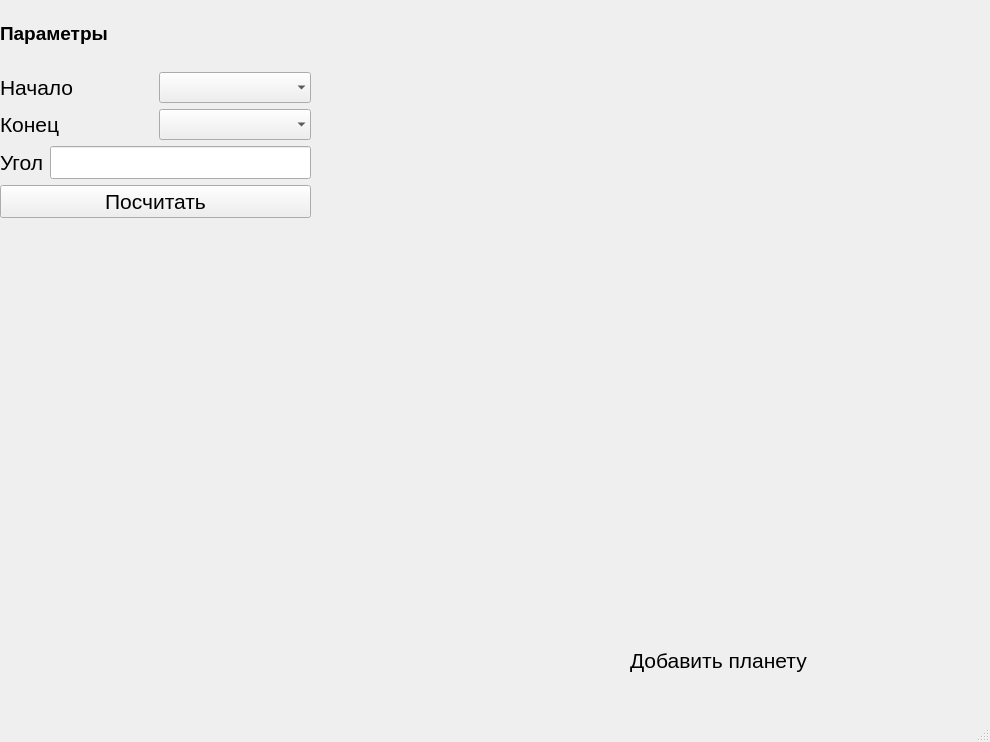
This is 1.ui in sergnator/kspCalculator as Qt 5 draws it before an edit. The edited form follows.
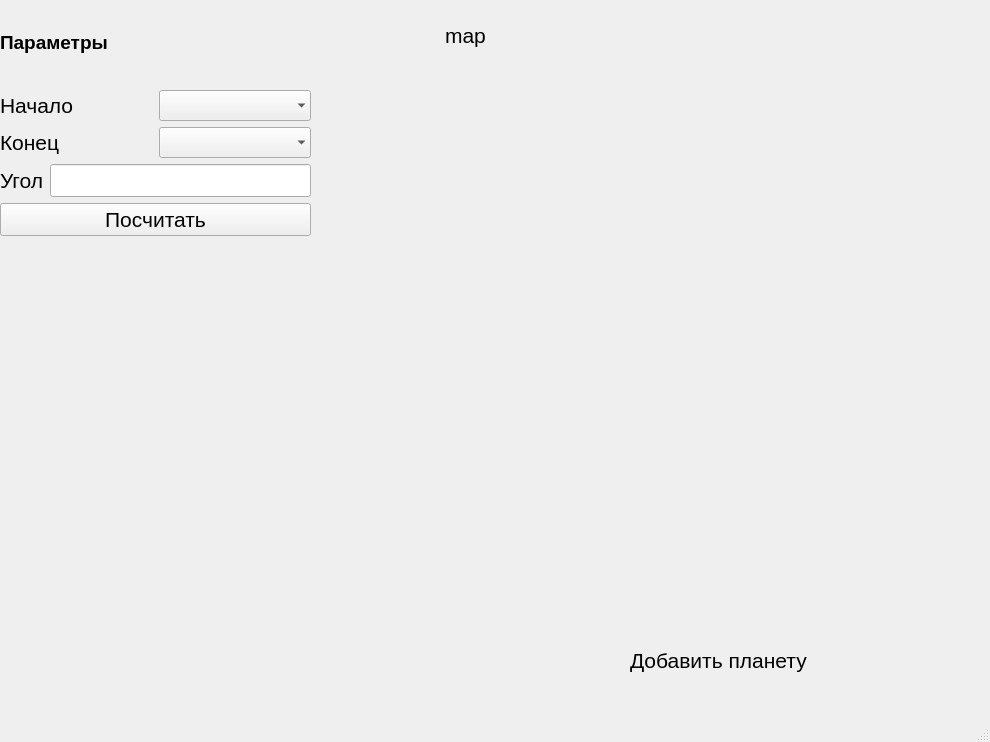
This is the edited form. Icons and pictures are not drawn.

What changed in the file:
```diff
--- a/1.ui
+++ b/1.ui
@@ -23,8 +23,8 @@
    <widget class="QLabel" name="Image">
     <property name="geometry">
      <rect>
-      <x>350</x>
-      <y>0</y>
+      <x>380</x>
+      <y>20</y>
       <width>600</width>
       <height>600</height>
      </rect>
@@ -52,7 +52,7 @@
       <x>0</x>
       <y>0</y>
       <width>311</width>
-      <height>218</height>
+      <height>236</height>
      </rect>
     </property>
     <layout class="QVBoxLayout" name="verticalLayout_5">
@@ -275,6 +275,27 @@
      <bool>true</bool>
     </property>
    </widget>
+   <widget class="QPushButton" name="map_but">
+    <property name="geometry">
+     <rect>
+      <x>390</x>
+      <y>10</y>
+      <width>151</width>
+      <height>51</height>
+     </rect>
+    </property>
+    <property name="font">
+     <font>
+      <pointsize>16</pointsize>
+     </font>
+    </property>
+    <property name="text">
+     <string>map</string>
+    </property>
+    <property name="flat">
+     <bool>true</bool>
+    </property>
+   </widget>
   </widget>
   <widget class="QMenuBar" name="menubar">
    <property name="geometry">
```
Left out of the diff: 2 changed lines with no effect on the pictures.
